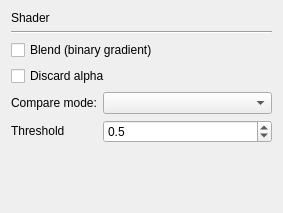
Qt form Tools/ValkyrieEditor/ShaderGraph/ShaderEditor.ui (marcellfischbach/CobaltSKY) before a commit.
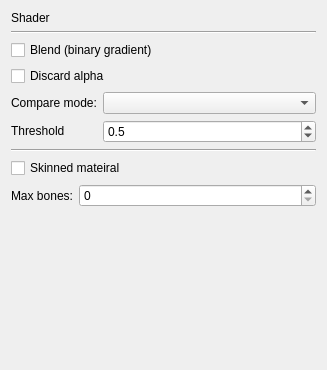
The same form after that commit.

Commit message: Removed virtual inheritance where ever possible. Added skinned rendering.

Diff of the .ui file:
```diff
--- a/Tools/ValkyrieEditor/ShaderGraph/ShaderEditor.ui
+++ b/Tools/ValkyrieEditor/ShaderGraph/ShaderEditor.ui
@@ -6,8 +6,8 @@
    <rect>
     <x>0</x>
     <y>0</y>
-    <width>283</width>
-    <height>213</height>
+    <width>327</width>
+    <height>370</height>
    </rect>
   </property>
   <property name="windowTitle">
@@ -23,7 +23,38 @@
    <string notr="true"/>
   </property>
   <layout class="QGridLayout" name="gridLayout_2">
-   <item row="5" column="0" colspan="2">
+   <item row="0" column="0">
+    <widget class="QLabel" name="label_3">
+     <property name="text">
+      <string>Shader</string>
+     </property>
+    </widget>
+   </item>
+   <item row="1" column="0" colspan="2">
+    <widget class="Line" name="line">
+     <property name="autoFillBackground">
+      <bool>false</bool>
+     </property>
+     <property name="orientation">
+      <enum>Qt::Horizontal</enum>
+     </property>
+    </widget>
+   </item>
+   <item row="2" column="0">
+    <widget class="QCheckBox" name="cbBlendBinaryGradient">
+     <property name="text">
+      <string>Blend (binary gradient)</string>
+     </property>
+    </widget>
+   </item>
+   <item row="3" column="0">
+    <widget class="QCheckBox" name="cbDiscardAlpha">
+     <property name="text">
+      <string>Discard alpha</string>
+     </property>
+    </widget>
+   </item>
+   <item row="4" column="0" colspan="2">
     <layout class="QGridLayout" name="gridLayout">
      <item row="0" column="0">
       <widget class="QLabel" name="label">
@@ -72,7 +103,41 @@
      </item>
     </layout>
    </item>
-   <item row="6" column="1">
+   <item row="5" column="0" colspan="2">
+    <widget class="Line" name="line_2">
+     <property name="orientation">
+      <enum>Qt::Horizontal</enum>
+     </property>
+    </widget>
+   </item>
+   <item row="6" column="0">
+    <widget class="QCheckBox" name="cbSkinnedMaterial">
+     <property name="text">
+      <string>Skinned mateiral</string>
+     </property>
+    </widget>
+   </item>
+   <item row="7" column="0" colspan="2">
+    <layout class="QHBoxLayout" name="horizontalLayout">
+     <item>
+      <widget class="QLabel" name="label_4">
+       <property name="sizePolicy">
+        <sizepolicy hsizetype="Maximum" vsizetype="Preferred">
+         <horstretch>0</horstretch>
+         <verstretch>0</verstretch>
+        </sizepolicy>
+       </property>
+       <property name="text">
+        <string>Max bones:</string>
+       </property>
+      </widget>
+     </item>
+     <item>
+      <widget class="QSpinBox" name="sbMaxBones"/>
+     </item>
+    </layout>
+   </item>
+   <item row="8" column="1">
     <spacer name="verticalSpacer">
      <property name="orientation">
       <enum>Qt::Vertical</enum>
@@ -85,37 +150,6 @@
      </property>
     </spacer>
    </item>
-   <item row="4" column="0">
-    <widget class="QCheckBox" name="cbDiscardAlpha">
-     <property name="text">
-      <string>Discard alpha</string>
-     </property>
-    </widget>
-   </item>
-   <item row="1" column="0">
-    <widget class="QLabel" name="label_3">
-     <property name="text">
-      <string>Shader</string>
-     </property>
-    </widget>
-   </item>
-   <item row="3" column="0">
-    <widget class="QCheckBox" name="cbBlendBinaryGradient">
-     <property name="text">
-      <string>Blend (binary gradient)</string>
-     </property>
-    </widget>
-   </item>
-   <item row="2" column="0" colspan="2">
-    <widget class="Line" name="line">
-     <property name="autoFillBackground">
-      <bool>false</bool>
-     </property>
-     <property name="orientation">
-      <enum>Qt::Horizontal</enum>
-     </property>
-    </widget>
-   </item>
   </layout>
  </widget>
  <resources/>
```
The commit also changes 39 other files.
